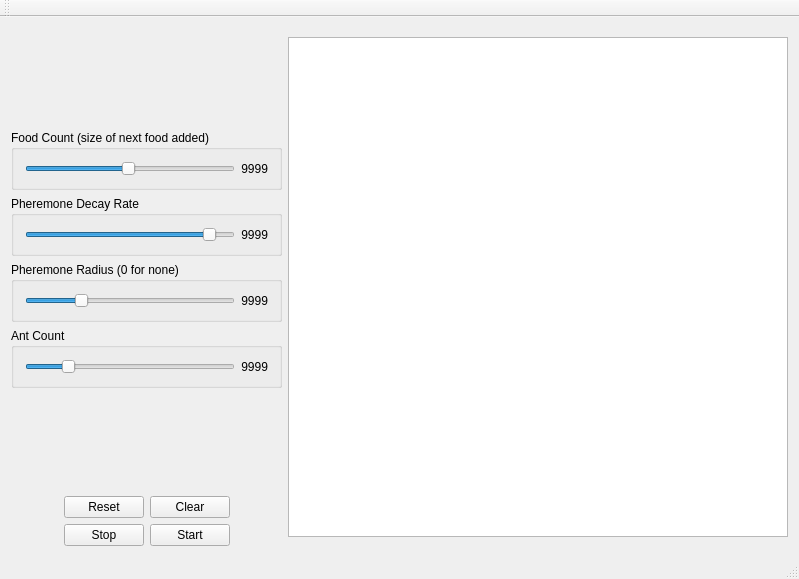
Above: Part1/part1window.ui from DrewMartin/GP-Ants before the change. Below: the same form after it.
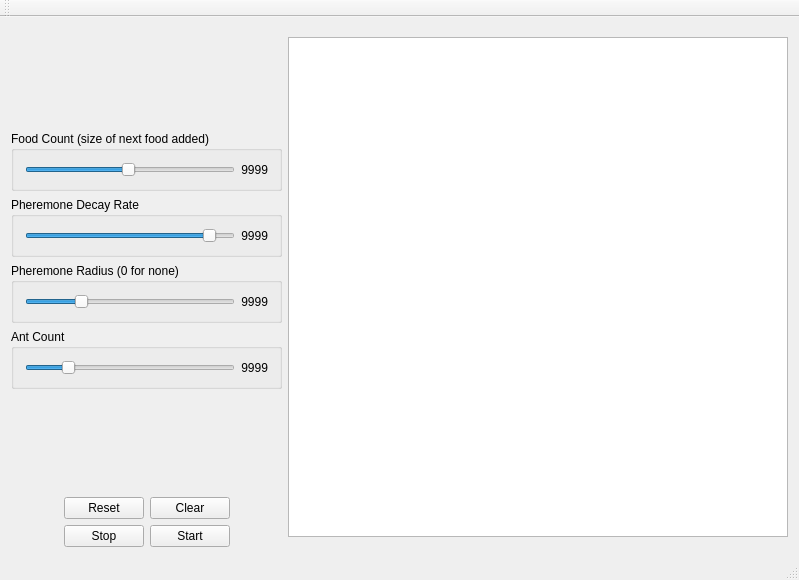
That is the form after the change. Custom widgets are drawn as their Qt base class.

What changed in the file:
```diff
--- a/Part1/part1window.ui
+++ b/Part1/part1window.ui
@@ -7,7 +7,7 @@
     <x>0</x>
     <y>0</y>
     <width>799</width>
-    <height>579</height>
+    <height>580</height>
    </rect>
   </property>
   <property name="windowTitle">
```
Left out of the diff: 2 changed lines with no effect on the pictures.
